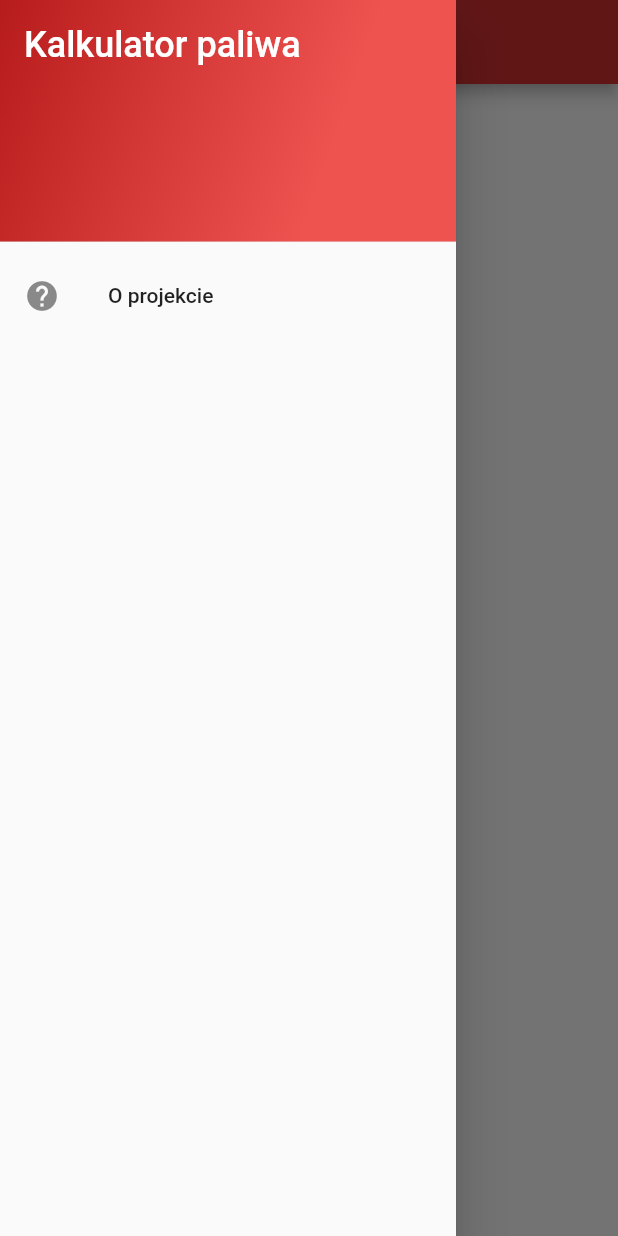
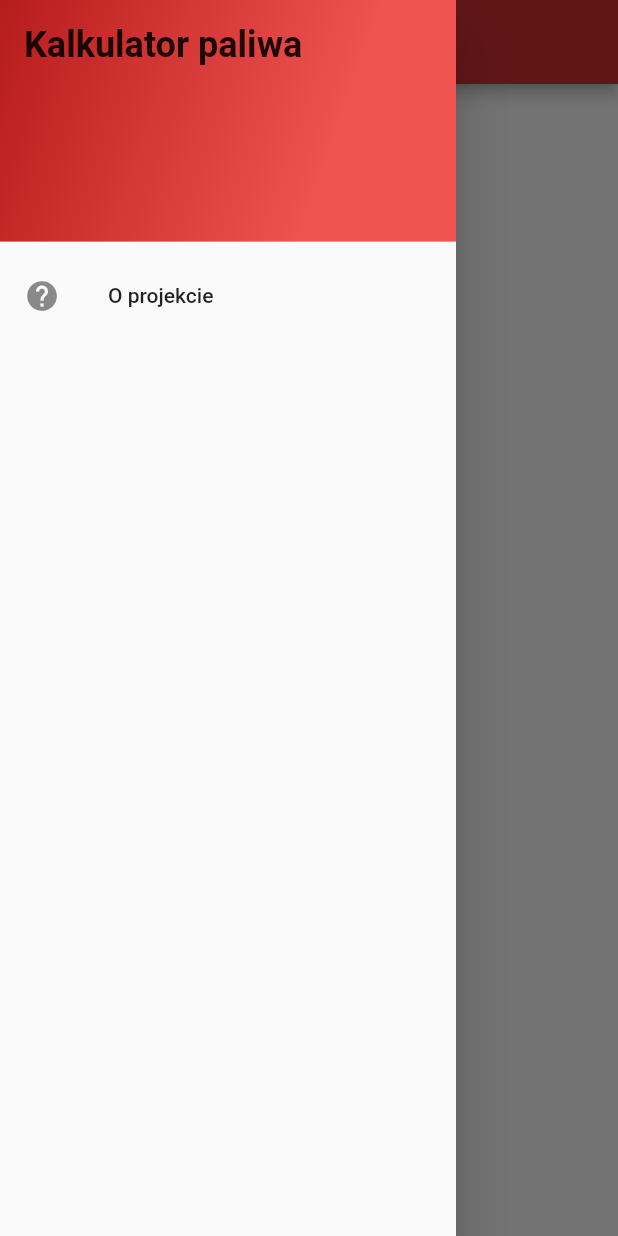
Before and after one commit to szakes1/kalkulator_paliwa, a Flutter app: the screen it shows after launch, with the side drawer open, on a phone screen of 412 x 824 dp. Run offline on Flutter 3.47's test engine with Material 2 defaults, Android fonts, the phone set to English and light mode, and no system bars; our stand-ins replace easy_localization.

Commit message:
Added needed text styles

```diff
--- a/lib/shared/text_styles.dart
+++ b/lib/shared/text_styles.dart
@@ -3,9 +3,23 @@ import 'package:flutter/material.dart';
 class TextStyles {
   TextStyle get heading1 => _heading1();
 
+  TextStyle get regular => _regular();
+
+  TextStyle get drawerHeader => _drawerHeader();
+
   TextStyle get aboutProjectDescription => _aboutProjectDescription();
 
-  TextStyle _heading1() => TextStyle(color: Colors.white, fontSize: 24.0);
+  TextStyle get result => _result();
+
+  TextStyle _heading1() =>
+      TextStyle(fontSize: 24.0, fontWeight: FontWeight.w600);
+
+  TextStyle _regular() => TextStyle(fontSize: 20.0);
+
+  TextStyle _drawerHeader() => TextStyle(color: Colors.white, fontSize: 24.0);
 
   TextStyle _aboutProjectDescription() => TextStyle(fontSize: 20.0);
+
+  TextStyle _result() => TextStyle(
+      fontSize: 24.0, fontWeight: FontWeight.w900, color: Colors.red[700]);
 }
```
